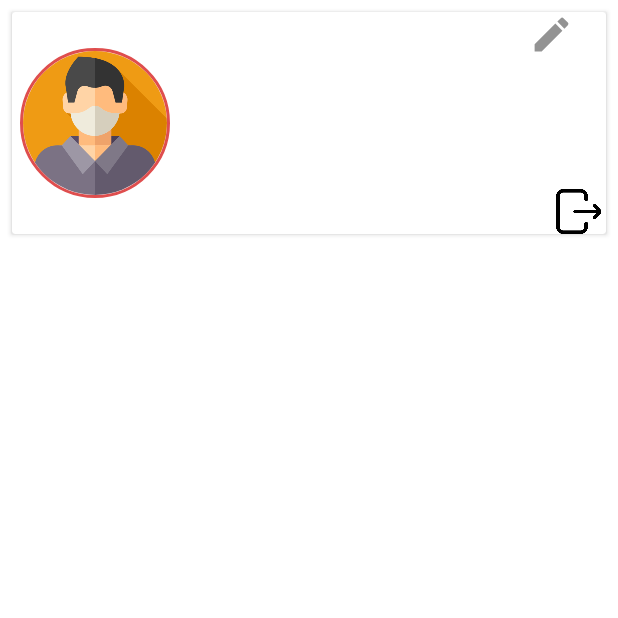
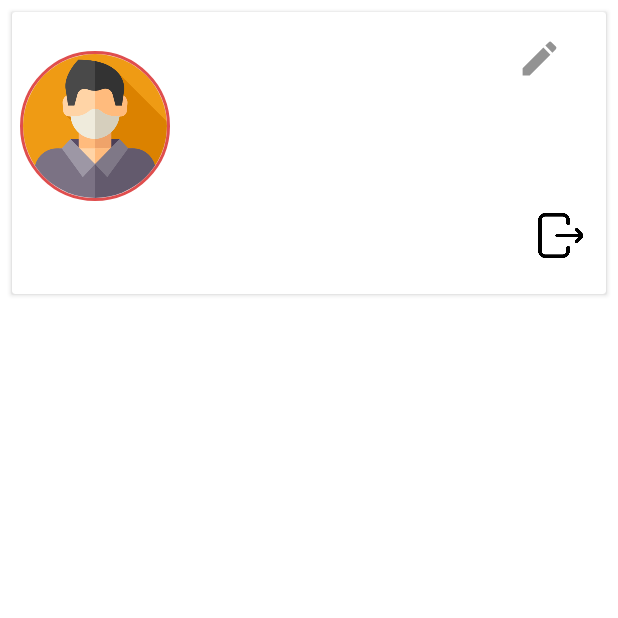
Before and after one commit to hey-aayush/Ratatouille, an Android app: the UserProfileActivity screen opened directly, with no data from a screen before it, on a phone screen of 412 x 824 dp, the top half of it. Run offline under Robolectric (Android 15) with nearby library versions, the phone set to English and light mode, and no system bars; our stand-ins replace CircleImageView, Firebase (no records; nobody signed in at launch, a user with empty details on screens opened directly), Picasso, data binding; 2 statements that could not run were skipped.

Commit message:
Layout improved in profile

```diff
--- a/app/src/main/java/com/example/ratatouille/Activity/UserProfileActivity.java
+++ b/app/src/main/java/com/example/ratatouille/Activity/UserProfileActivity.java
@@ -109,6 +109,7 @@ public class UserProfileActivity extends AppCompatActivity {
         fstore=StartActivity.fStore;
         firebaseAuth = FirebaseAuth.getInstance();
         fUser = firebaseAuth.getCurrentUser();
+        user=StartActivity.user;
         dbRef = fstore.collection("usersDetails").document(fUser.getUid());
         storageReference = FirebaseStorage.getInstance().getReference();
 
@@ -199,6 +200,12 @@ public class UserProfileActivity extends AppCompatActivity {
                 showEditProfileDialog();
             }
         });
+
+        recipes=new ArrayList<Recipes>();
+        recipeViewAdapter = new RecipeViewAdapter(this,recipes,fstore);
+        binding.savedRecipes.setLayoutManager(new LinearLayoutManager(this));
+        binding.savedRecipes.setAdapter(recipeViewAdapter);
+        loadSavedRecipes();
     }
 
     private void showChangePasswordDialog() {
--- a/app/src/main/res/layout/activity_user_profile.xml
+++ b/app/src/main/res/layout/activity_user_profile.xml
@@ -29,22 +29,21 @@
                     android:layout_width="100dp"
                     android:layout_height="100dp"
                     android:layout_margin="5dp"
-                    android:layout_marginStart="16dp"
-                    android:layout_marginTop="16dp"
-                    android:layout_marginBottom="16dp"
+                    android:layout_marginStart="24dp"
                     android:layout_weight="0"
                     android:src="@drawable/ic_profileimage"
                     app:civ_border_color="@color/redColor"
                     app:civ_border_width="2dp"
                     app:layout_constraintBottom_toBottomOf="parent"
                     app:layout_constraintStart_toStartOf="parent"
-                    app:layout_constraintTop_toTopOf="parent" />
+                    app:layout_constraintTop_toTopOf="parent"
+                    app:layout_constraintVertical_bias="0.269" />
 
                 <TextView
                     android:id="@+id/profilePageUserName"
                     android:layout_width="wrap_content"
                     android:layout_height="wrap_content"
-                    android:layout_marginTop="8dp"
+                    android:layout_marginTop="24dp"
                     android:layout_marginEnd="70dp"
                     android:text="Aayush"
                     android:textColor="#000000"
@@ -56,6 +55,7 @@
                 <LinearLayout
                     android:layout_width="wrap_content"
                     android:layout_height="wrap_content"
+                    android:gravity="center|center_horizontal|center_vertical"
                     android:orientation="vertical"
                     app:layout_constraintEnd_toEndOf="@+id/profilePageUserName"
                     app:layout_constraintStart_toStartOf="@+id/profilePageUserName"
@@ -66,21 +66,25 @@
                         android:layout_width="wrap_content"
                         android:layout_height="wrap_content"
                         android:layout_marginTop="8dp"
-                        android:text="" />
+                        android:text=""
+                        android:textAlignment="center" />
 
                     <TextView
                         android:id="@+id/profilePageRegion"
-                        android:layout_width="wrap_content"
+                        android:layout_width="match_parent"
                         android:layout_height="wrap_content"
                         android:layout_marginTop="2dp"
-                        android:text="" />
+                        android:gravity="clip_vertical|center_horizontal"
+                        android:text=""
+                        android:textAlignment="center" />
 
                     <TextView
                         android:id="@+id/profilePageMood"
                         android:layout_width="wrap_content"
                         android:layout_height="wrap_content"
                         android:layout_marginTop="2dp"
-                        android:text="" />
+                        android:text=""
+                        android:textAlignment="center" />
 
                 </LinearLayout>
 
@@ -89,6 +93,8 @@
                     android:layout_width="30dp"
                     android:layout_height="30dp"
                     android:layout_marginStart="107dp"
+                    android:layout_marginTop="16dp"
+                    android:layout_marginEnd="16dp"
                     android:layout_marginBottom="44dp"
                     android:src="@drawable/ic_edit"
                     app:layout_constraintBottom_toTopOf="@+id/iclogout"
@@ -102,7 +108,10 @@
                     android:layout_height="30dp"
                     android:layout_marginStart="254dp"
                     android:layout_marginTop="44dp"
+                    android:layout_marginEnd="24dp"
+                    android:layout_marginBottom="24dp"
                     android:src="@drawable/ic_logout"
+                    android:visibility="visible"
                     app:layout_constraintBottom_toBottomOf="parent"
                     app:layout_constraintEnd_toEndOf="parent"
                     app:layout_constraintStart_toEndOf="@+id/profilepageProfileImage"
```
